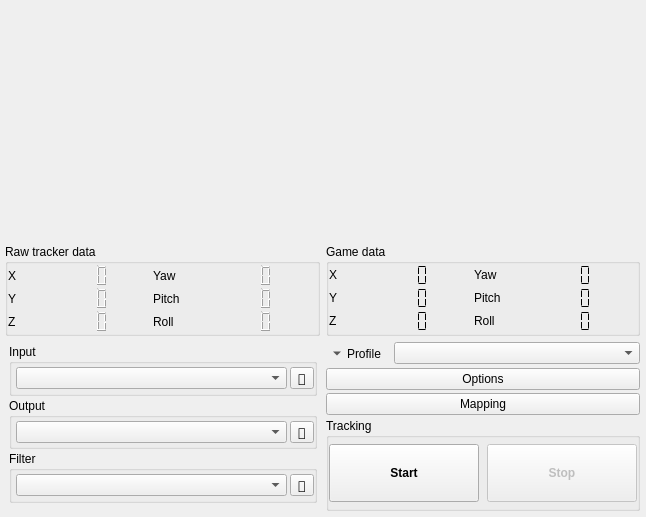
Qt form opentrack/main-window.ui (opentrack/opentrack) before a commit.
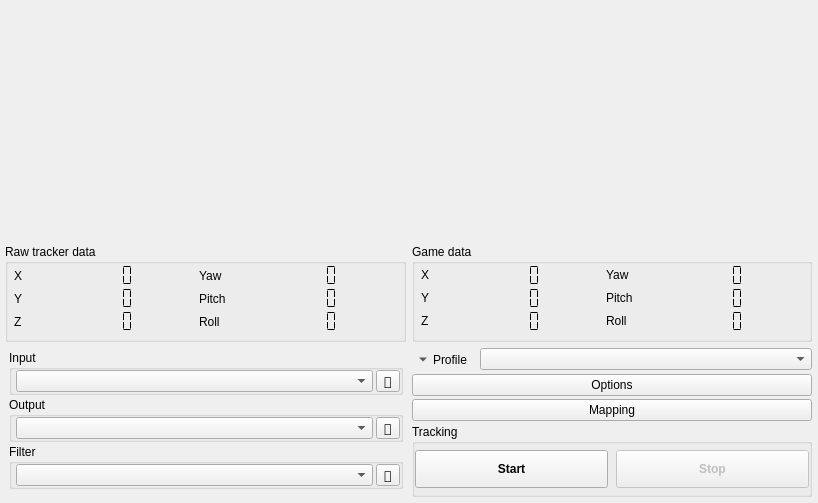
The same form after that commit. Icons and pictures are not drawn. Custom widgets are drawn as their Qt base class.

Commit message: opentrack: try fix hidpi on linux

Diff of the .ui file:
```diff
--- a/opentrack/main-window.ui
+++ b/opentrack/main-window.ui
@@ -3,14 +3,6 @@
  <author>Lovecraftian Octopus</author>
  <class>main_window</class>
  <widget class="QMainWindow" name="main_window">
-  <property name="geometry">
-   <rect>
-    <x>0</x>
-    <y>0</y>
-    <width>646</width>
-    <height>517</height>
-   </rect>
-  </property>
   <property name="windowIcon">
    <iconset resource="../gui/opentrack-res.qrc">
     <normaloff>:/images/opentrack.png</normaloff>:/images/opentrack.png</iconset>
@@ -266,7 +258,7 @@
             </property>
             <layout class="QGridLayout" name="gridLayout_12">
              <property name="leftMargin">
-              <number>0</number>
+              <number>6</number>
              </property>
              <property name="topMargin">
               <number>0</number>
@@ -275,7 +267,7 @@
               <number>0</number>
              </property>
              <property name="bottomMargin">
-              <number>0</number>
+              <number>6</number>
              </property>
              <property name="spacing">
               <number>0</number>
@@ -300,12 +292,6 @@
                <property name="frameShape">
                 <enum>QFrame::NoFrame</enum>
                </property>
-               <property name="frameShadow">
-                <enum>QFrame::Plain</enum>
-               </property>
-               <property name="lineWidth">
-                <number>1</number>
-               </property>
                <property name="smallDecimalPoint">
                 <bool>true</bool>
                </property>
@@ -313,7 +299,7 @@
                 <number>4</number>
                </property>
                <property name="segmentStyle">
-                <enum>QLCDNumber::Outline</enum>
+                <enum>QLCDNumber::Flat</enum>
                </property>
               </widget>
              </item>
@@ -375,12 +361,6 @@
                <property name="frameShape">
                 <enum>QFrame::NoFrame</enum>
                </property>
-               <property name="frameShadow">
-                <enum>QFrame::Plain</enum>
-               </property>
-               <property name="lineWidth">
-                <number>1</number>
-               </property>
                <property name="smallDecimalPoint">
                 <bool>true</bool>
                </property>
@@ -388,7 +368,7 @@
                 <number>4</number>
                </property>
                <property name="segmentStyle">
-                <enum>QLCDNumber::Outline</enum>
+                <enum>QLCDNumber::Flat</enum>
                </property>
               </widget>
              </item>
@@ -450,12 +430,6 @@
                <property name="frameShape">
                 <enum>QFrame::NoFrame</enum>
                </property>
-               <property name="frameShadow">
-                <enum>QFrame::Plain</enum>
-               </property>
-               <property name="lineWidth">
-                <number>1</number>
-               </property>
                <property name="smallDecimalPoint">
                 <bool>true</bool>
                </property>
@@ -463,7 +437,7 @@
                 <number>4</number>
                </property>
                <property name="segmentStyle">
-                <enum>QLCDNumber::Outline</enum>
+                <enum>QLCDNumber::Flat</enum>
                </property>
               </widget>
              </item>
@@ -519,12 +493,6 @@
                <property name="frameShape">
                 <enum>QFrame::NoFrame</enum>
                </property>
-               <property name="frameShadow">
-                <enum>QFrame::Plain</enum>
-               </property>
-               <property name="lineWidth">
-                <number>1</number>
-               </property>
                <property name="smallDecimalPoint">
                 <bool>true</bool>
                </property>
@@ -532,7 +500,7 @@
                 <number>4</number>
                </property>
                <property name="segmentStyle">
-                <enum>QLCDNumber::Outline</enum>
+                <enum>QLCDNumber::Flat</enum>
                </property>
               </widget>
              </item>
@@ -556,12 +524,6 @@
                <property name="frameShape">
                 <enum>QFrame::NoFrame</enum>
                </property>
-               <property name="frameShadow">
-                <enum>QFrame::Plain</enum>
-               </property>
-               <property name="lineWidth">
-                <number>1</number>
-               </property>
                <property name="smallDecimalPoint">
                 <bool>true</bool>
                </property>
@@ -569,7 +531,7 @@
                 <number>4</number>
                </property>
                <property name="segmentStyle">
-                <enum>QLCDNumber::Outline</enum>
+                <enum>QLCDNumber::Flat</enum>
                </property>
               </widget>
              </item>
@@ -593,12 +555,6 @@
                <property name="frameShape">
                 <enum>QFrame::NoFrame</enum>
                </property>
-               <property name="frameShadow">
-                <enum>QFrame::Plain</enum>
-               </property>
-               <property name="lineWidth">
-                <number>1</number>
-               </property>
                <property name="smallDecimalPoint">
                 <bool>true</bool>
                </property>
@@ -606,7 +562,7 @@
                 <number>4</number>
                </property>
                <property name="segmentStyle">
-                <enum>QLCDNumber::Outline</enum>
+                <enum>QLCDNumber::Flat</enum>
                </property>
               </widget>
              </item>
@@ -626,7 +582,7 @@
             </property>
             <layout class="QGridLayout" name="gridLayout_14">
              <property name="leftMargin">
-              <number>0</number>
+              <number>6</number>
              </property>
              <property name="topMargin">
               <number>0</number>
@@ -635,7 +591,7 @@
               <number>0</number>
              </property>
              <property name="bottomMargin">
-              <number>0</number>
+              <number>6</number>
              </property>
              <property name="spacing">
               <number>0</number>
@@ -646,7 +602,7 @@
                 <bool>true</bool>
                </property>
                <property name="sizePolicy">
-                <sizepolicy hsizetype="Minimum" vsizetype="Maximum">
+                <sizepolicy hsizetype="Minimum" vsizetype="Minimum">
                  <horstretch>0</horstretch>
                  <verstretch>0</verstretch>
                 </sizepolicy>
@@ -677,7 +633,7 @@
                 <bool>true</bool>
                </property>
                <property name="sizePolicy">
-                <sizepolicy hsizetype="Minimum" vsizetype="Maximum">
+                <sizepolicy hsizetype="Minimum" vsizetype="Minimum">
                  <horstretch>0</horstretch>
                  <verstretch>0</verstretch>
                 </sizepolicy>
@@ -708,7 +664,7 @@
                 <bool>true</bool>
                </property>
                <property name="sizePolicy">
-                <sizepolicy hsizetype="Minimum" vsizetype="Maximum">
+                <sizepolicy hsizetype="Minimum" vsizetype="Minimum">
                  <horstretch>0</horstretch>
                  <verstretch>0</verstretch>
                 </sizepolicy>
@@ -777,7 +733,7 @@
                 <bool>true</bool>
                </property>
                <property name="sizePolicy">
-                <sizepolicy hsizetype="Minimum" vsizetype="Maximum">
+                <sizepolicy hsizetype="Minimum" vsizetype="Minimum">
                  <horstretch>0</horstretch>
                  <verstretch>0</verstretch>
                 </sizepolicy>
@@ -878,7 +834,7 @@
                 <bool>true</bool>
                </property>
                <property name="sizePolicy">
-                <sizepolicy hsizetype="Minimum" vsizetype="Maximum">
+                <sizepolicy hsizetype="Minimum" vsizetype="Minimum">
                  <horstretch>0</horstretch>
                  <verstretch>0</verstretch>
                 </sizepolicy>
@@ -909,7 +865,7 @@
                 <bool>true</bool>
                </property>
                <property name="sizePolicy">
-                <sizepolicy hsizetype="Minimum" vsizetype="Maximum">
+                <sizepolicy hsizetype="Minimum" vsizetype="Minimum">
                  <horstretch>0</horstretch>
                  <verstretch>0</verstretch>
                 </sizepolicy>
@@ -972,6 +928,12 @@
               <verstretch>0</verstretch>
              </sizepolicy>
             </property>
+            <property name="minimumSize">
+             <size>
+              <width>400</width>
+              <height>0</height>
+             </size>
+            </property>
             <property name="lineWidth">
              <number>0</number>
             </property>
@@ -1196,6 +1158,12 @@
               <verstretch>0</verstretch>
              </sizepolicy>
             </property>
+            <property name="minimumSize">
+             <size>
+              <width>400</width>
+              <height>0</height>
+             </size>
+            </property>
             <property name="frameShape">
              <enum>QFrame::NoFrame</enum>
             </property>
```
